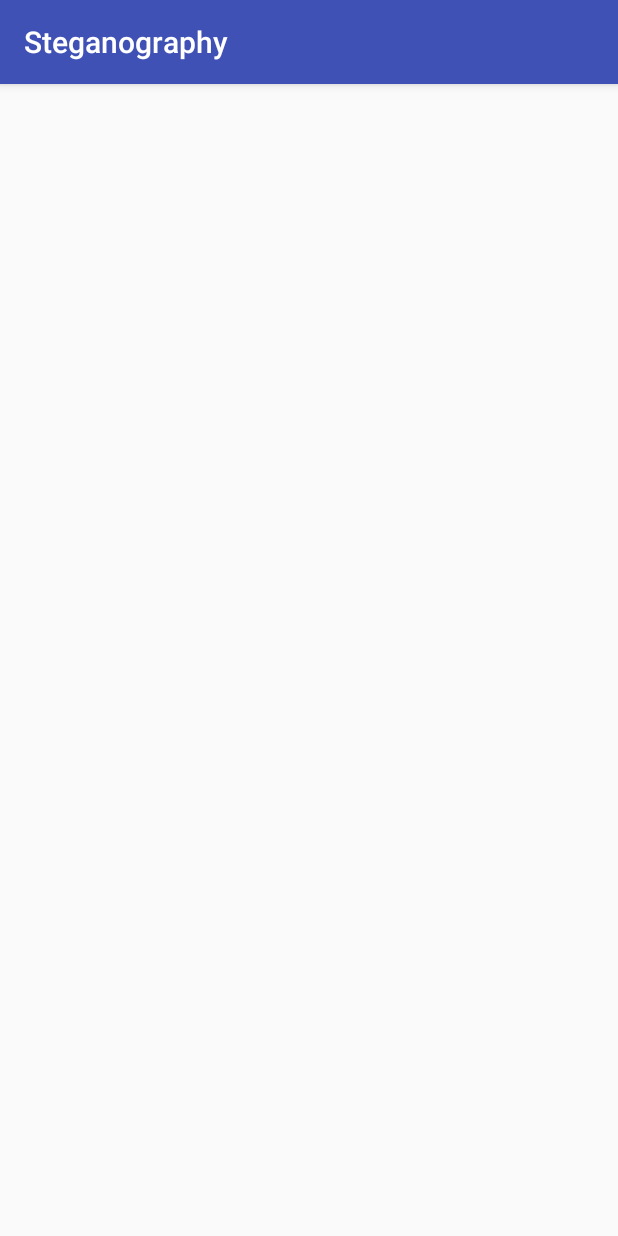
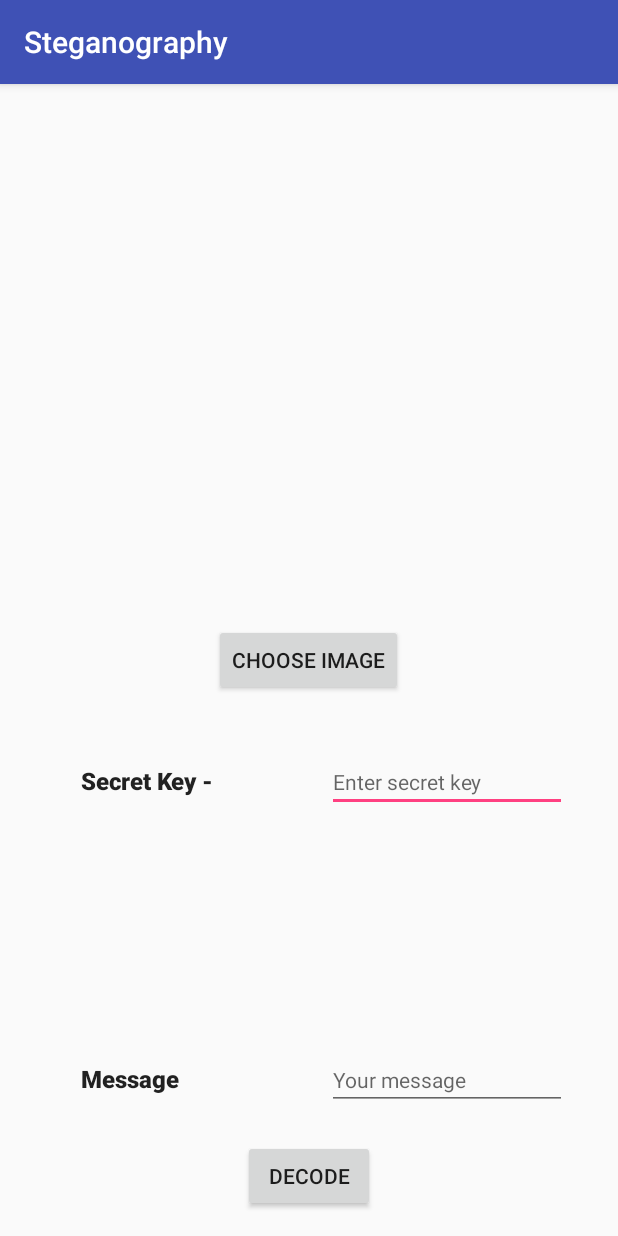
Before and after one commit to aagarwal1012/Image-Steganography-Library-Android, an Android app: the Decode screen opened directly, with no data from a screen before it, on a phone screen of 412 x 824 dp. Run offline under Robolectric (Android 15) with nearby library versions, the phone set to English and light mode, and no system bars.

Commit message:
Made Decode activity of app, updated TextDecoding class and updated TextSteganography class

```diff
--- a/app/src/main/java/com/ayush/steganography/Decode.java
+++ b/app/src/main/java/com/ayush/steganography/Decode.java
@@ -1,13 +1,115 @@
 package com.ayush.steganography;
 
+import android.content.Intent;
+import android.graphics.Bitmap;
+import android.net.Uri;
+import android.provider.MediaStore;
 import android.support.v7.app.AppCompatActivity;
 import android.os.Bundle;
+import android.util.Log;
+import android.view.View;
+import android.widget.Button;
+import android.widget.EditText;
+import android.widget.ImageView;
+import android.widget.TextView;
+
+import com.ayush.steganographylibrary.Text.TextEncoding;
+import com.ayush.steganographylibrary.Text.TextSteganography;
+
+import java.io.File;
+import java.io.IOException;
+import java.util.concurrent.ExecutionException;
 
 public class Decode extends AppCompatActivity {
+
+    private static final int SELECT_PICTURE = 100;
+    private static final String TAG = "Decode Class";
+
+    private Uri filepath;
+
+    private Bitmap original_image;
+
+    TextView whether_decoded;
+    ImageView imageView;
+    EditText message, secret_key;
+    Button choose_image_button, decode_button;
 
     @Override
     protected void onCreate(Bundle savedInstanceState) {
         super.onCreate(savedInstanceState);
         setContentView(R.layout.activity_decode);
+
+        whether_decoded = (TextView) findViewById(R.id.whether_decoded);
+
+        imageView = (ImageView) findViewById(R.id.imageview);
+
+        message = (EditText) findViewById(R.id.message);
+        secret_key = (EditText) findViewById(R.id.secret_key);
+
+        choose_image_button = (Button) findViewById(R.id.choose_image_button);
+        decode_button = (Button) findViewById(R.id.decode_button);
+
+        choose_image_button.setOnClickListener(new View.OnClickListener() {
+            @Override
+            public void onClick(View view) {
+                ImageChooser();
+            }
+        });
+
+        decode_button.setOnClickListener(new View.OnClickListener() {
+            @Override
+            public void onClick(View view) {
+                if (filepath != null){
+                    TextSteganography textSteganography = new TextSteganography(secret_key.getText().toString(),
+                            original_image);
+                    TextEncoding textEncoding = new TextEncoding(Decode.this);
+
+                    textEncoding.execute(textSteganography);
+
+                    TextSteganography result = null;
+                    try {
+                        result = textEncoding.get();
+                    } catch (InterruptedException e) {
+                        e.printStackTrace();
+                    } catch (ExecutionException e) {
+                        e.printStackTrace();
+                    }
+
+                    if (result != null){
+                        whether_decoded.setText("Decoded");
+                        message.setText("" + result.getMessage());
+                    }
+                }
+            }
+        });
+
+
+    }
+
+    void ImageChooser(){
+        Intent intent = new Intent();
+        intent.setType("image/*");
+        intent.setAction(Intent.ACTION_GET_CONTENT);
+        startActivityForResult(Intent.createChooser(intent, "Select Picture"), SELECT_PICTURE);
+    }
+
+    @Override
+    protected void onActivityResult(int requestCode, int resultCode, Intent data) {
+        super.onActivityResult(requestCode, resultCode, data);
+
+        //Image set to imageView
+        if (requestCode == SELECT_PICTURE && resultCode == RESULT_OK && data != null && data.getData() != null){
+
+            filepath = data.getData();
+            try{
+                original_image = MediaStore.Images.Media.getBitmap(getContentResolver(), filepath);
+
+                imageView.setImageBitmap(original_image);
+            }
+            catch (IOException e){
+                Log.d(TAG, "Error : " + e);
+            }
+        }
+
     }
 }
--- a/app/src/main/java/com/ayush/steganography/Encode.java
+++ b/app/src/main/java/com/ayush/steganography/Encode.java
@@ -68,12 +68,10 @@ public class Encode extends AppCompatActivity {
             @Override
             public void onClick(View view) {
                 if (filepath != null){
-                    if (message.getText() != null && filepath != null ){
+                    if (message.getText() != null ){
                         TextSteganography textSteganography = new TextSteganography(message.getText().toString(),
                                 secret_key.getText().toString(),
-                                new File(filepath.getPath()));
-                        textSteganography.setFilepath(filepath);
-                        textSteganography.setImage(original_image);
+                                original_image);
                         TextEncoding textEncoding = new TextEncoding(Encode.this);
                         //ProgressDialog progressDialog = new ProgressDialog(getApplicationContext());
                         //textEncoding.setProgressDialog(progressDialog);
--- a/app/src/main/res/layout/activity_decode.xml
+++ b/app/src/main/res/layout/activity_decode.xml
@@ -4,5 +4,90 @@
     android:layout_margin="16dp"
     xmlns:android="http://schemas.android.com/apk/res/android" >
 
+    <ImageView
+        android:id="@+id/imageview"
+        android:layout_width="200dp"
+        android:layout_height="200dp"
+        android:layout_alignParentTop="true"
+        android:layout_centerHorizontal="true" />
+
+    <Button
+        android:id="@+id/choose_image_button"
+        android:layout_width="wrap_content"
+        android:layout_height="wrap_content"
+        android:layout_centerHorizontal="true"
+        android:layout_centerVertical="true"
+        android:text="Choose Image" />
+
+    <TextView
+        android:id="@+id/textView"
+        android:layout_width="wrap_content"
+        android:layout_height="wrap_content"
+        android:layout_below="@+id/choose_image_button"
+        android:layout_marginTop="45dp"
+        android:layout_toStartOf="@+id/choose_image_button"
+        android:text="Secret Key -"
+        android:textAlignment="center"
+        android:textAllCaps="false"
+        android:textAppearance="@style/TextAppearance.AppCompat.Button"
+        android:textSize="16sp"
+        android:textStyle="bold" />
+
+    <TextView
+        android:id="@+id/textView2"
+        android:layout_width="wrap_content"
+        android:layout_height="wrap_content"
+        android:layout_alignBaseline="@+id/message"
+        android:layout_alignBottom="@+id/message"
+        android:layout_alignStart="@+id/textView"
+        android:text="Message"
+        android:textAlignment="center"
+        android:textAllCaps="false"
+        android:textAppearance="@style/TextAppearance.AppCompat.Button"
+        android:textSize="16sp"
+        android:textStyle="bold" />
+
+    <EditText
+        android:id="@+id/secret_key"
+        android:layout_width="wrap_content"
+        android:layout_height="wrap_content"
+        android:layout_alignBaseline="@+id/textView"
+        android:layout_alignBottom="@+id/textView"
+        android:layout_alignParentEnd="true"
+        android:layout_marginEnd="18dp"
+        android:ems="10"
+        android:hint="Enter secret key"
+        android:inputType="textPassword"
+        android:textSize="14sp" />
+
+    <EditText
+        android:id="@+id/message"
+        android:layout_width="wrap_content"
+        android:layout_height="wrap_content"
+        android:layout_above="@+id/decode_button"
+        android:layout_alignStart="@+id/secret_key"
+        android:layout_marginBottom="20dp"
+        android:ems="10"
+        android:hint="Your message"
+        android:inputType="textPersonName"
+        android:textSize="14sp" />
+
+    <Button
+        android:id="@+id/decode_button"
+        android:layout_width="wrap_content"
+        android:layout_height="wrap_content"
+        android:layout_alignParentBottom="true"
+        android:layout_centerHorizontal="true"
+        android:text="Decode"
+        android:textAlignment="center"
+        android:textSize="14dp" />
+
+    <TextView
+        android:id="@+id/whether_decoded"
+        android:layout_width="wrap_content"
+        android:layout_height="wrap_content"
+        android:layout_alignParentStart="true"
+        android:layout_alignParentTop="true"
+        android:textStyle="bold" />
 
 </RelativeLayout>
--- a/steganographylibrary/src/main/java/com/ayush/steganographylibrary/Text/TextDecoding.java
+++ b/steganographylibrary/src/main/java/com/ayush/steganographylibrary/Text/TextDecoding.java
@@ -80,7 +80,7 @@ public class TextDecoding extends AsyncTask<TextSteganography, Void, TextStegano
             TextSteganography textSteganography = textSteganographies[0];
 
             //getting bitmap image from file
-            Bitmap bitmap = BitmapFactory.decodeFile(textSteganography.getBitmap().getAbsolutePath());
+            Bitmap bitmap = textSteganography.getImage();
 
             //return null if bitmap is null
             if (bitmap == null)
@@ -121,8 +121,6 @@ public class TextDecoding extends AsyncTask<TextSteganography, Void, TextStegano
             //free memory
             for (Bitmap bitm : srcEncodedList)
                 bitm.recycle();
-            textSteganography = null;
-            bitmap = null;
 
             //Java Garbage Collector
             System.gc();
```
Also changed, not shown: steganographylibrary/src/main/java/com/ayush/steganographylibrary/Text/TextSteganography.java (+4 -4 lines).
